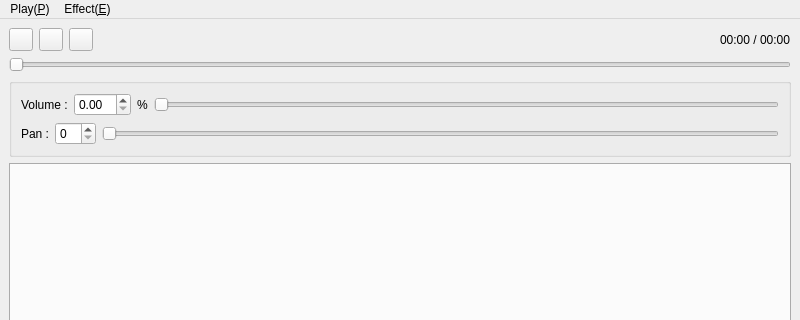
Before: the Qt Designer form qt_gui/src/MainWnd/MainWnd.ui in ryotayama/hayaemon_windows, drawn with Qt 5; both pictures show x 0 to 800 and y 0 to 320 of the 800 by 479 pixel window.
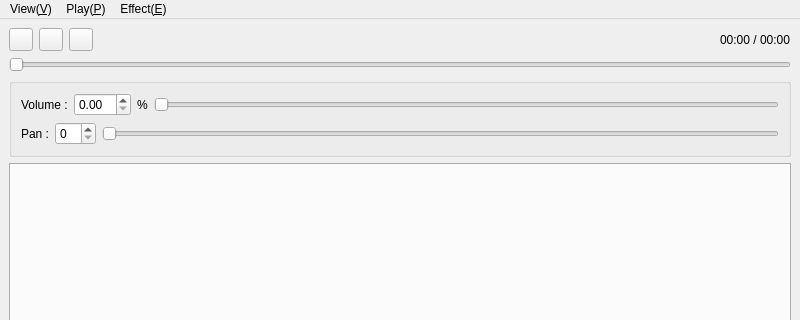
After: the same form once the commit is applied. Icons and pictures are not drawn. Custom widgets are drawn as their Qt base class.

```diff
--- a/qt_gui/src/MainWnd/MainWnd.ui
+++ b/qt_gui/src/MainWnd/MainWnd.ui
@@ -207,6 +207,14 @@
     </widget>
     <addaction name="menuVolume"/>
    </widget>
+   <widget class="QMenu" name="menuView_V">
+    <property name="title">
+     <string>View(&amp;V)</string>
+    </property>
+    <addaction name="actionVolumeVisible"/>
+    <addaction name="actionPanVisible"/>
+   </widget>
+   <addaction name="menuView_V"/>
    <addaction name="menuPlay_P"/>
    <addaction name="menuEffect"/>
   </widget>
```
Left out of the diff: 18 changed lines with no effect on the pictures.
